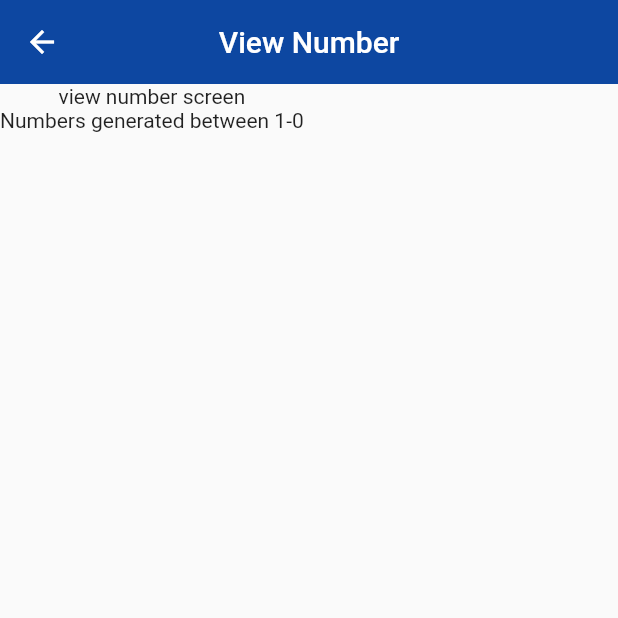
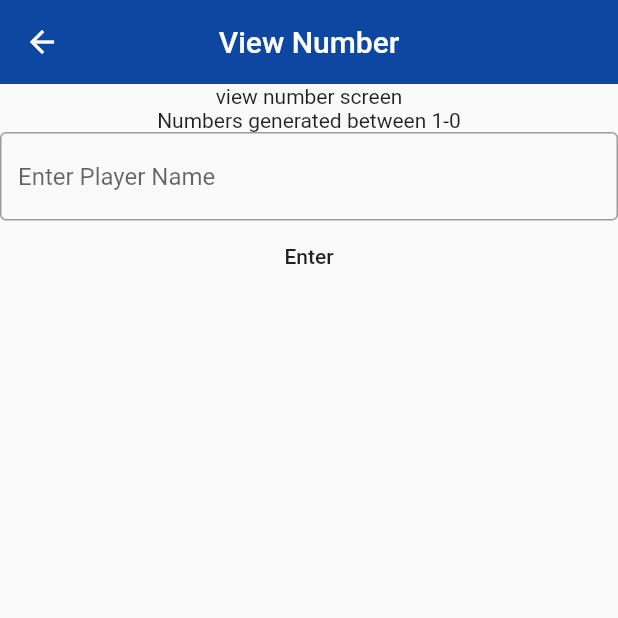
Before and after one commit to JaclynChen/spud_app, a Flutter app: the ViewNumber screen opened directly with empty values, on a phone screen of 412 x 824 dp, the top half of it. Run offline on Flutter 3.47's test engine with Material 2 defaults, Android fonts, the phone set to English and light mode, and no system bars.

Commit message:
create new Player object, add to listPlayers

```diff
--- a/lib/Pages/view_number.dart
+++ b/lib/Pages/view_number.dart
@@ -17,15 +17,16 @@ class ViewNumber extends StatefulWidget {
 
 class _ViewNumberState extends State<ViewNumber> {
 
-  int countPlayerIndex;
+  int countPlayerIndex=0;
 
   int numPlayers;
   int numGhosts;
   int totalNumber;
   _ViewNumberState({this.numPlayers, this.numGhosts,});
 
-  //var listPlayers = new List();
+  var listPlayers = new List();
   var listNumbers = new List();
+  TextEditingController textFieldControllerName = TextEditingController();
 
 
   @override
@@ -41,6 +42,21 @@ class _ViewNumberState extends State<ViewNumber> {
         children: [
           Text('view number screen'),
           Text('Numbers generated between 1-' + (widget.numGhosts + widget.numPlayers).toString()),
+          TextField(
+            controller: textFieldControllerName,
+            decoration: InputDecoration(
+                border: OutlineInputBorder(
+                ),
+                hintText: 'Enter Player Name'
+            ),
+          ),
+          FlatButton(
+            onPressed: (){
+              _createPlayerObject(textFieldControllerName.text);
+            },
+            child: Text('Enter'),
+          ),
+
         ],
       ),
     );
@@ -52,7 +68,7 @@ class _ViewNumberState extends State<ViewNumber> {
         .addPostFrameCallback((_) => _createNumberList());
   }
 
-/*
+
   void _createPlayerObject(String name){
 
     int countPlayerIndex = this.countPlayerIndex;
@@ -60,10 +76,11 @@ class _ViewNumberState extends State<ViewNumber> {
 
 
     listPlayers.add(new Player(playerName: name, playerNumber: randomNumber, letters: ""));
+    countPlayerIndex++;
 
+    print(listPlayers[0].playerName);
 
-
-  }*/
+  }
 
   void _createNumberList(){
 
```
Also changed, not shown: lib/Pages/toggle_game.dart (+0 -9 lines).
